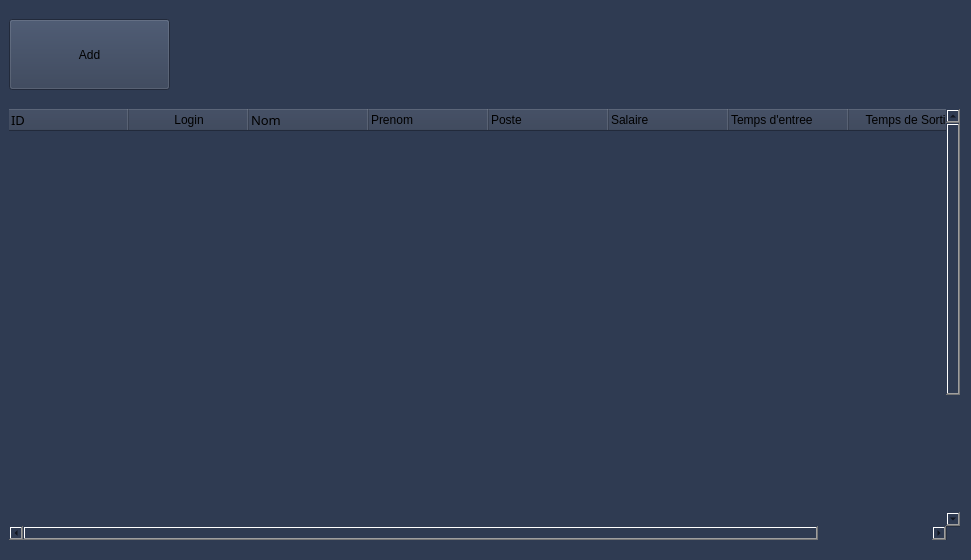
First picture: the form in employee.ui, repository HyperDarkmoon/TVEmpire, before the edit.
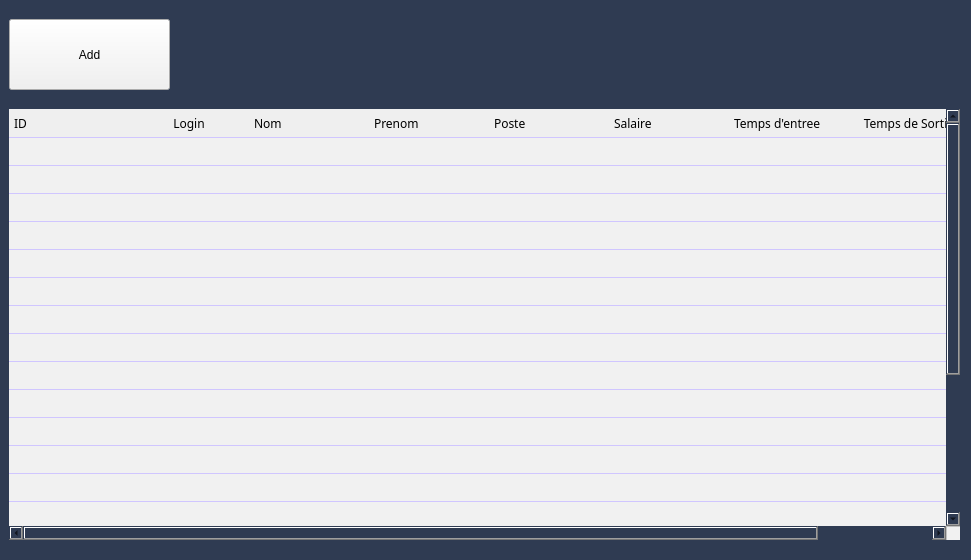
Second picture: the form after the edit. Icons and pictures are not drawn.

The edit to the form file:
```diff
--- a/employee.ui
+++ b/employee.ui
@@ -456,7 +456,88 @@
    <string>Form</string>
   </property>
   <property name="styleSheet">
-   <string notr="true"/>
+   <string notr="true">#info_frame {
+	background-color: #fff;
+	border: none;
+	border-radius: 5px;
+}
+
+#info_frame QLabel,
+#info_frame QLineEdit,
+#info_frame QComboBox,
+#function_frame QPushButton,
+QHeaderView::section
+ {
+	font-family: Segoe UI Semibold;
+	font-size: 12px;
+}
+
+#info_frame QLineEdit,
+#info_frame QComboBox {
+	padding: 4px 5px;
+	border: 1px solid #838383;
+	border-radius: 2px;
+}
+
+#info_frame QLineEdit:focus,
+#info_frame QComboBox:focus
+ {
+	border-color: #0055ff;
+}
+
+QComboBox::drop-down { 
+	background: transparent; 
+	border: none;
+	margin-right: 5px;
+} 
+
+QComboBox::down-arrow {
+	image: url(:/icons/icons/expand_more.svg);
+}
+
+#result_frame {
+	border-radius: 5px;
+	background-color: #fff;
+}
+
+QHeaderView::section{
+	border: none;
+	border-bottom:1px solid #d0c6ff;
+	text-align:left;
+	padding: 3px 5px;
+}
+
+QTableWidget::Item{
+	border-bottom:1px solid #d0c6ff;
+	color: black;
+	padding-left: 3px;
+}
+
+#function_frame QPushButton {
+	font-size: 14px;
+	padding: 5px 10px;
+	border: 2px solid #f0f0f0;
+	border-radius: 5px;
+	background-color: #84e8f7;
+}
+
+#function_frame QPushButton:hover {
+	border-color: #4c96f7;
+	font-size: 15px;
+}
+
+#function_frame #delete_btn {
+	background-color: #ff8183;
+}
+
+#function_frame #delete_btn:hover {
+	border-color: #dc0004;
+}
+
+
+
+
+</string>
   </property>
   <widget class="QWidget" name="employeeContainer" native="true">
    <property name="geometry">
@@ -490,27 +571,27 @@
        <colorrole role="Button">
         <brush brushstyle="SolidPattern">
          <color alpha="255">
-          <red>47</red>
-          <green>59</green>
-          <blue>82</blue>
+          <red>241</red>
+          <green>241</green>
+          <blue>241</blue>
          </color>
         </brush>
        </colorrole>
        <colorrole role="Base">
         <brush brushstyle="SolidPattern">
          <color alpha="255">
-          <red>47</red>
-          <green>59</green>
-          <blue>82</blue>
+          <red>241</red>
+          <green>241</green>
+          <blue>241</blue>
          </color>
         </brush>
        </colorrole>
        <colorrole role="Window">
         <brush brushstyle="SolidPattern">
          <color alpha="255">
-          <red>47</red>
-          <green>59</green>
-          <blue>82</blue>
+          <red>241</red>
+          <green>241</green>
+          <blue>241</blue>
          </color>
         </brush>
        </colorrole>
@@ -519,27 +600,27 @@
        <colorrole role="Button">
         <brush brushstyle="SolidPattern">
          <color alpha="255">
-          <red>47</red>
-          <green>59</green>
-          <blue>82</blue>
+          <red>241</red>
+          <green>241</green>
+          <blue>241</blue>
          </color>
         </brush>
        </colorrole>
        <colorrole role="Base">
         <brush brushstyle="SolidPattern">
          <color alpha="255">
-          <red>47</red>
-          <green>59</green>
-          <blue>82</blue>
+          <red>241</red>
+          <green>241</green>
+          <blue>241</blue>
          </color>
         </brush>
        </colorrole>
        <colorrole role="Window">
         <brush brushstyle="SolidPattern">
          <color alpha="255">
-          <red>47</red>
-          <green>59</green>
-          <blue>82</blue>
+          <red>241</red>
+          <green>241</green>
+          <blue>241</blue>
          </color>
         </brush>
        </colorrole>
@@ -548,27 +629,27 @@
        <colorrole role="Button">
         <brush brushstyle="SolidPattern">
          <color alpha="255">
-          <red>47</red>
-          <green>59</green>
-          <blue>82</blue>
+          <red>241</red>
+          <green>241</green>
+          <blue>241</blue>
          </color>
         </brush>
        </colorrole>
        <colorrole role="Base">
         <brush brushstyle="SolidPattern">
          <color alpha="255">
-          <red>47</red>
-          <green>59</green>
-          <blue>82</blue>
+          <red>241</red>
+          <green>241</green>
+          <blue>241</blue>
          </color>
         </brush>
        </colorrole>
        <colorrole role="Window">
         <brush brushstyle="SolidPattern">
          <color alpha="255">
-          <red>47</red>
-          <green>59</green>
-          <blue>82</blue>
+          <red>241</red>
+          <green>241</green>
+          <blue>241</blue>
          </color>
         </brush>
        </colorrole>
@@ -577,15 +658,19 @@
     </property>
     <property name="font">
      <font>
-      <family>黑体</family>
+      <family>Arial</family>
       <pointsize>10</pointsize>
      </font>
     </property>
     <property name="focusPolicy">
      <enum>Qt::NoFocus</enum>
     </property>
+    <property name="autoFillBackground">
+     <bool>true</bool>
+    </property>
     <property name="styleSheet">
-     <string notr="true"/>
+     <string notr="true">background:#F1F1F1;
+</string>
     </property>
     <property name="frameShape">
      <enum>QFrame::NoFrame</enum>
@@ -835,9 +920,9 @@
        <colorrole role="Button">
         <brush brushstyle="SolidPattern">
          <color alpha="255">
-          <red>47</red>
-          <green>59</green>
-          <blue>82</blue>
+          <red>241</red>
+          <green>241</green>
+          <blue>241</blue>
          </color>
         </brush>
        </colorrole>
@@ -853,18 +938,18 @@
        <colorrole role="Base">
         <brush brushstyle="SolidPattern">
          <color alpha="255">
-          <red>47</red>
-          <green>59</green>
-          <blue>82</blue>
+          <red>241</red>
+          <green>241</green>
+          <blue>241</blue>
          </color>
         </brush>
        </colorrole>
        <colorrole role="Window">
         <brush brushstyle="SolidPattern">
          <color alpha="255">
-          <red>47</red>
-          <green>59</green>
-          <blue>82</blue>
+          <red>241</red>
+          <green>241</green>
+          <blue>241</blue>
          </color>
         </brush>
        </colorrole>
@@ -882,9 +967,9 @@
        <colorrole role="Button">
         <brush brushstyle="SolidPattern">
          <color alpha="255">
-          <red>47</red>
-          <green>59</green>
-          <blue>82</blue>
+          <red>241</red>
+          <green>241</green>
+          <blue>241</blue>
          </color>
         </brush>
        </colorrole>
@@ -900,18 +985,18 @@
        <colorrole role="Base">
         <brush brushstyle="SolidPattern">
          <color alpha="255">
-          <red>47</red>
-          <green>59</green>
-          <blue>82</blue>
+          <red>241</red>
+          <green>241</green>
+          <blue>241</blue>
          </color>
         </brush>
        </colorrole>
        <colorrole role="Window">
         <brush brushstyle="SolidPattern">
          <color alpha="255">
-          <red>47</red>
-          <green>59</green>
-          <blue>82</blue>
+          <red>241</red>
+          <green>241</green>
+          <blue>241</blue>
          </color>
         </brush>
        </colorrole>
@@ -929,9 +1014,9 @@
        <colorrole role="Button">
         <brush brushstyle="SolidPattern">
          <color alpha="255">
-          <red>47</red>
-          <green>59</green>
-          <blue>82</blue>
+          <red>241</red>
+          <green>241</green>
+          <blue>241</blue>
          </color>
         </brush>
        </colorrole>
@@ -947,18 +1032,18 @@
        <colorrole role="Base">
         <brush brushstyle="SolidPattern">
          <color alpha="255">
-          <red>47</red>
-          <green>59</green>
-          <blue>82</blue>
+          <red>241</red>
+          <green>241</green>
+          <blue>241</blue>
          </color>
         </brush>
        </colorrole>
        <colorrole role="Window">
         <brush brushstyle="SolidPattern">
          <color alpha="255">
-          <red>47</red>
-          <green>59</green>
-          <blue>82</blue>
+          <red>241</red>
+          <green>241</green>
+          <blue>241</blue>
          </color>
         </brush>
        </colorrole>
@@ -974,6 +1059,12 @@
       </disabled>
      </palette>
     </property>
+    <property name="autoFillBackground">
+     <bool>false</bool>
+    </property>
+    <property name="styleSheet">
+     <string notr="true">background : #F1F1F1;</string>
+    </property>
     <property name="text">
      <string>Add</string>
     </property>
```
